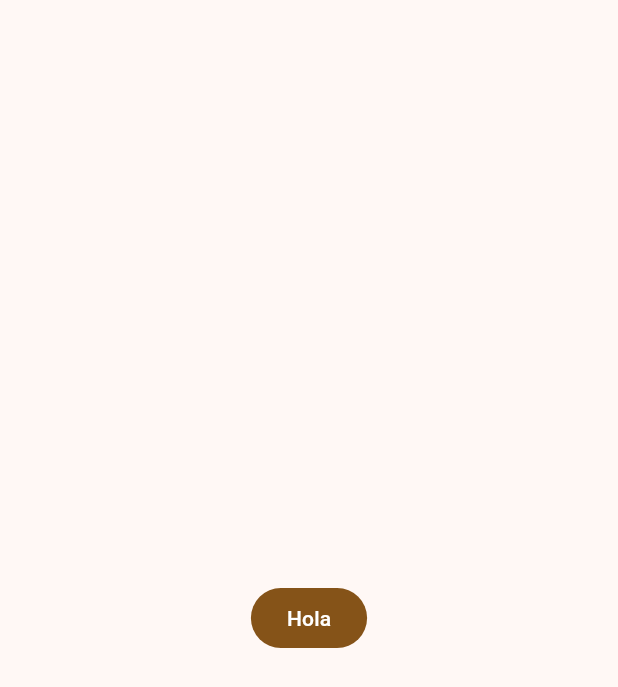
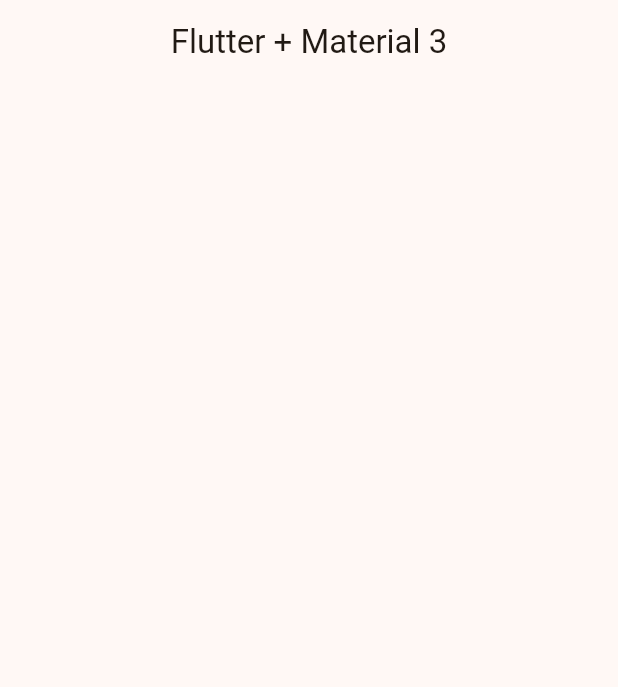
Before and after one commit to jalfonsosuarez/widgets_app, a Flutter app: the screen it shows after launch, on a phone screen of 412 x 824 dp. Shown: the top 687 px of the screen. Run offline on Flutter 3.47's test engine with Material 3 defaults, Android fonts, the phone set to English and light mode, and no system bars.

Commit message:
HomeScreen created

```diff
--- a/lib/main.dart
+++ b/lib/main.dart
@@ -1,5 +1,6 @@
 import 'package:flutter/material.dart';
 import 'package:widgets_app/config/theme/app_theme.dart';
+import 'package:widgets_app/presentation/screens/home/home_screen.dart';
 
 void main() {
   runApp(const MainApp());
@@ -13,14 +14,7 @@ class MainApp extends StatelessWidget {
     return MaterialApp(
       debugShowCheckedModeBanner: false,
       theme: AppTheme(selectedColor:6).getTheme(),
-      home: Scaffold(
-        body: Center(
-          child: FilledButton(
-            onPressed: () {},
-            child: const Text('Hola')
-          ),
-        ),
-      ),
+      home: const HomeScreen(),
     );
   }
 }
--- /dev/null
+++ b/lib/presentation/screens/home/home_screen.dart
@@ -0,0 +1,14 @@
+import 'package:flutter/material.dart';
+
+class HomeScreen extends StatelessWidget {
+  const HomeScreen({super.key});
+
+  @override
+  Widget build(BuildContext context) {
+    return Scaffold(
+      appBar: AppBar(
+        title: Text('Flutter + Material 3'),
+      ),
+    );
+  }
+}
```
